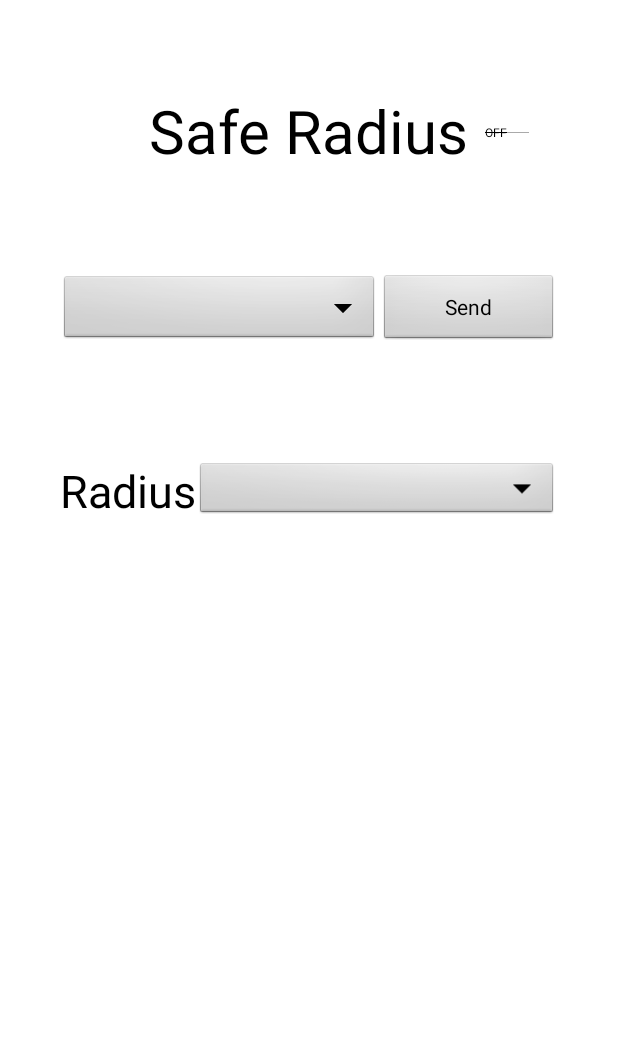
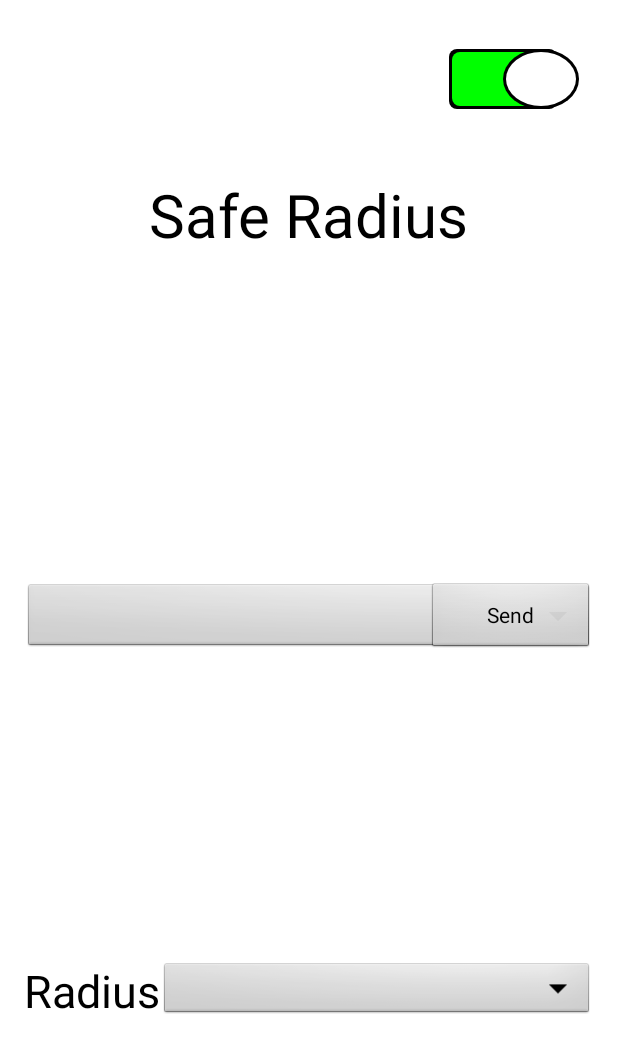
Before and after one commit to CS160-HYJJR/Safe-Radius, an Android app: the layout activity_send.xml on its own in the app's theme, with its tools: preview values and no code run, on a phone screen of 412 x 824 dp. Shown: the top 1053 px of the screen. Run offline under Robolectric (Android 15) with nearby library versions, the phone set to English and light mode, and no system bars.

Commit message:
switch appearance updated. Should be fixed in the final version

```diff
--- /dev/null
+++ b/mobile/src/main/res/drawable/switch_thumb.xml
@@ -0,0 +1,27 @@
+<?xml version="1.0" encoding="utf-8"?>
+<layer-list xmlns:android="http://schemas.android.com/apk/res/android">
+    <item>
+        <shape xmlns:android="http://schemas.android.com/apk/res/android"
+            android:shape="oval">
+            <corners android:radius="30dp" />
+            <size
+                android:width="40dp"
+                android:height="40dp" />
+            <solid android:color="@color/black" />
+        </shape>
+    </item>
+    <item
+        android:bottom="2dp"
+        android:left="2dp"
+        android:right="2dp"
+        android:top="2dp">
+        <shape xmlns:android="http://schemas.android.com/apk/res/android"
+            android:shape="oval">
+            <corners android:radius="30dp" />
+            <size
+                android:width="40dp"
+                android:height="36dp" />
+            <solid android:color="@color/white" />
+        </shape>
+    </item>
+</layer-list>
--- /dev/null
+++ b/mobile/src/main/res/drawable/switch_track.xml
@@ -0,0 +1,72 @@
+<?xml version="1.0" encoding="utf-8"?>
+
+<layer-list xmlns:android="http://schemas.android.com/apk/res/android">
+    <item
+        android:left="15dp"
+        android:right="15dp">
+        <selector xmlns:android="http://schemas.android.com/apk/res/android">
+            <item android:state_checked="true">
+                <layer-list xmlns:android="http://schemas.android.com/apk/res/android">
+                    <item>
+                        <shape xmlns:android="http://schemas.android.com/apk/res/android"
+                            android:shape="rectangle">
+                            <corners android:radius="5dp" />
+                            <size
+                                android:width="0dp"
+                                android:height="40dp" />
+                            <solid android:color="@color/black" />
+                        </shape>
+                    </item>
+
+                    <item
+                        android:bottom="2dp"
+                        android:left="2dp"
+                        android:right="2dp"
+                        android:top="2dp">
+                        <shape xmlns:android="http://schemas.android.com/apk/res/android"
+                            android:shape="rectangle">
+                            <corners android:radius="5dp" />
+                            <size
+                                android:width="0dp"
+                                android:height="36dp" />
+                            <solid android:color="@color/green" />
+                        </shape>
+                    </item>
+                </layer-list>
+            </item>
+
+
+            <item android:state_checked="false">
+                <layer-list xmlns:android="http://schemas.android.com/apk/res/android">
+                    <item>
+                        <shape xmlns:android="http://schemas.android.com/apk/res/android"
+                            android:shape="rectangle">
+                            <corners android:radius="5dp" />
+                            <size
+                                android:width="0dp"
+                                android:height="40dp" />
+                            <solid android:color="@color/black" />
+                        </shape>
+                    </item>
+
+                    <item
+                        android:bottom="2dp"
+                        android:left="2dp"
+                        android:right="2dp"
+                        android:top="2dp">
+                        <shape xmlns:android="http://schemas.android.com/apk/res/android"
+                            android:shape="rectangle">
+                            <corners android:radius="5dp" />
+                            <size
+                                android:width="0dp"
+                                android:height="36dp" />
+                            <solid android:color="@color/white" />
+                        </shape>
+                    </item>
+                </layer-list>
+            </item>
+        </selector>
+    </item>
+
+
+</layer-list>
--- a/mobile/src/main/res/layout/activity_send.xml
+++ b/mobile/src/main/res/layout/activity_send.xml
@@ -12,22 +12,25 @@
         android:layout_height="wrap_content"
         android:layout_alignParentEnd="true"
         android:layout_alignParentTop="true"
-        android:layout_marginEnd="19dp"
-        android:layout_marginTop="24dp"
-        android:width="100dp"
-        android:height="50dp"
-        android:checked="false"
-        android:clickable="false"
-        android:enabled="false"
-        android:thumb="@android:color/background_dark"
-        android:track="@android:color/darker_gray" />
+        android:layout_margin="10dp"
+        android:checked="true"
+        android:clickable="true"
+        android:enabled="true"
+        android:switchMinWidth="70dp"
+        android:textOff=""
+        android:textOn=""
+        android:textSize="40sp"
+        android:thumb="@drawable/switch_thumb"
+        android:thumbTextPadding="25dp"
+        android:track="@drawable/switch_track" />
 
     <TextView
         android:id="@+id/text_title"
         android:layout_width="wrap_content"
         android:layout_height="wrap_content"
-        android:layout_alignBottom="@+id/switch1"
+        android:layout_alignParentTop="true"
         android:layout_centerHorizontal="true"
+        android:layout_marginTop="100dp"
         android:text="Safe Radius"
         android:textAppearance="?android:attr/textAppearanceLarge"
         android:textColor="@android:color/background_dark"
@@ -37,9 +40,8 @@
         android:id="@+id/spinner_message"
         android:layout_width="fill_parent"
         android:layout_height="wrap_content"
-        android:layout_below="@+id/switch1"
-        android:layout_marginTop="68dp"
-        android:layout_toStartOf="@+id/button_send"
+        android:layout_alignParentStart="true"
+        android:layout_centerVertical="true"
         android:minHeight="10dp"
         android:minWidth="200dp"
         android:spinnerMode="dropdown" />
@@ -57,9 +59,9 @@
         android:id="@+id/radius_text"
         android:layout_width="wrap_content"
         android:layout_height="wrap_content"
-        android:layout_alignStart="@+id/spinner_message"
-        android:layout_below="@+id/spinner_message"
-        android:layout_marginTop="76dp"
+        android:layout_alignParentBottom="true"
+        android:layout_alignParentStart="true"
+        android:layout_marginBottom="143dp"
         android:text="Radius"
         android:textColor="@android:color/background_dark"
         android:textSize="30dp" />
--- a/mobile/src/main/res/values-v11/styles.xml
+++ b/mobile/src/main/res/values-v11/styles.xml
@@ -1,15 +1,4 @@
 <resources>
 
-    <style name="FullscreenTheme" parent="android:Theme.Holo">
-        <item name="android:actionBarStyle">@style/FullscreenActionBarStyle</item>
-        <item name="android:windowActionBarOverlay">true</item>
-        <item name="android:windowBackground">@null</item>
-        <item name="metaButtonBarStyle">?android:attr/buttonBarStyle</item>
-        <item name="metaButtonBarButtonStyle">?android:attr/buttonBarButtonStyle</item>
-    </style>
-
-    <style name="FullscreenActionBarStyle" parent="android:Widget.Holo.ActionBar">
-        <item name="android:background">@color/black_overlay</item>
-    </style>
 
 </resources>
--- a/mobile/src/main/res/values/colors.xml
+++ b/mobile/src/main/res/values/colors.xml
@@ -1,5 +1,11 @@
+<?xml version="1.0" encoding="utf-8"?>
 <resources>
-
-    <color name="black_overlay">#66000000</color>
-
+    <color name="red">#ff0000</color>
+    <color name="green">#00ff00</color>
+    <color name="white">#ffffff</color>
+    <color name="black">#000000</color>
+    <color name="blue">#0000ff</color>
+    <color name="yellow">#ffff00</color>
+    <color name="purple">#ff00ff</color>
+    <color name="cyan">#00ffff</color>
 </resources>
--- a/mobile/src/main/res/values/dimens.xml
+++ b/mobile/src/main/res/values/dimens.xml
@@ -1,5 +1,5 @@
 <resources>
     <!-- Default screen margins, per the Android Design guidelines. -->
-    <dimen name="activity_horizontal_margin">40dp</dimen>
-    <dimen name="activity_vertical_margin">40dp</dimen>
+    <dimen name="activity_horizontal_margin">16dp</dimen>
+    <dimen name="activity_vertical_margin">16dp</dimen>
 </resources>
--- a/mobile/src/main/res/values/strings.xml
+++ /dev/null
@@ -1,16 +0,0 @@
-<resources>
-    <string name="app_name">Safe_Radius</string>
-
-    <string name="hello_world">Hello world!</string>
-    <string name="action_settings">Settings</string>
-
-    <string name="title_activity_radar">RadarActivity</string>
-    <string name="dummy_button">Dummy Button</string>
-    <string name="dummy_content">DUMMY\nCONTENT</string>
-
-
-    <string name="tab1_name">send</string>
-
-    <string name="tab2_name">message</string>
-    <string name="title_activity_send">SendActivity</string>
-</resources>
--- /dev/null
+++ b/mobile/src/main/res/values/strings_main.xml
@@ -0,0 +1,4 @@
+<?xml version="1.0" encoding="utf-8"?>
+<resources>
+    <string name="app_name">Safe_Radius</string>
+</resources>
--- /dev/null
+++ b/mobile/src/main/res/values/strings_radar.xml
@@ -0,0 +1,5 @@
+<?xml version="1.0" encoding="utf-8"?>
+<resources>
+    <string name="title_activity_radar">RadarActivity</string>
+    <string name="tab2_name">message</string>
+</resources>
--- /dev/null
+++ b/mobile/src/main/res/values/strings_send.xml
@@ -0,0 +1,5 @@
+<?xml version="1.0" encoding="utf-8"?>
+<resources>
+    <string name="tab1_name">send</string>
+    <string name="title_activity_send">SendActivity</string>
+</resources>
```
